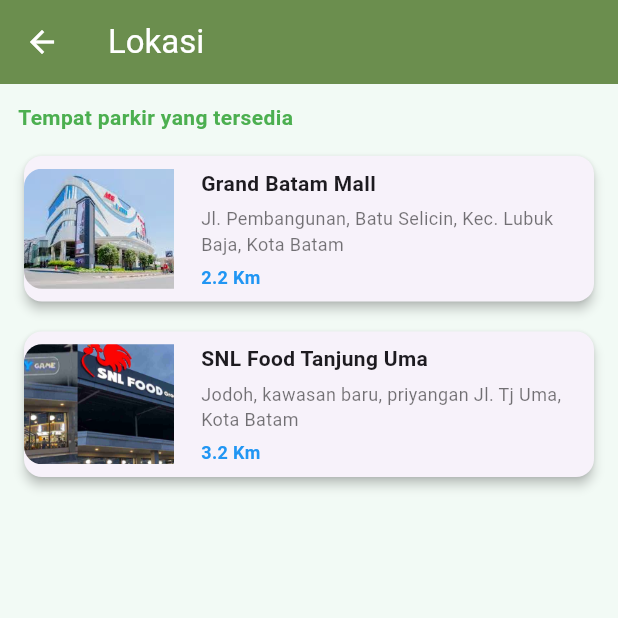
After one commit to anisyarahmawati1097/PBL-PARKEY, a Flutter app: the LokasiPage screen opened directly, on a phone screen of 412 x 824 dp, the top half of it. The commit adds this screen. Run offline on Flutter 3.47's test engine with Material 3 defaults, Android fonts, the phone set to English and light mode, and no system bars.

Commit message:
tambahan terbaru

```diff
--- /dev/null
+++ b/lib/lokasi.dart
@@ -0,0 +1,116 @@
+import 'package:flutter/material.dart';
+
+class LokasiPage extends StatelessWidget {
+  @override
+  Widget build(BuildContext context) {
+    return Scaffold(
+      backgroundColor: const Color(0xFFF2FAF5),
+      appBar: AppBar(
+        backgroundColor: const Color(0xFF6B8E4E),
+        elevation: 0,
+        leading: IconButton(
+          icon: const Icon(Icons.arrow_back, color: Colors.white),
+          onPressed: () {
+            Navigator.pop(context);
+          },
+        ),
+        title: const Text(
+          "Lokasi",
+          style: TextStyle(color: Colors.white),
+        ),
+      ),
+
+      // 🔥 pakai ListView biar scroll & tidak overflow
+      body: Padding(
+        padding: const EdgeInsets.all(12.0),
+        child: ListView(
+          children: [
+            const Text(
+              "Tempat parkir yang tersedia",
+              style: TextStyle(
+                fontSize: 14,
+                fontWeight: FontWeight.bold,
+                color: Colors.green,
+              ),
+            ),
+            const SizedBox(height: 12),
+
+            // --- Card Lokasi 1 ---
+            lokasiCard(
+              "Grand Batam Mall",
+              "Jl. Pembangunan, Batu Selicin, Kec. Lubuk Baja, Kota Batam",
+              "2.2 Km",
+              "assets/gm.jpeg",
+            ),
+
+            const SizedBox(height: 12),
+
+            // --- Card Lokasi 2 ---
+            lokasiCard(
+              "SNL Food Tanjung Uma",
+              "Jodoh, kawasan baru, priyangan Jl. Tj Uma, Kota Batam",
+              "3.2 Km",
+              "assets/snl.jpg",
+            ),
+          ],
+        ),
+      ),
+    );
+  }
+
+  // Widget untuk card lokasi
+  Widget lokasiCard(String nama, String alamat, String jarak, String assetGambar) {
+    return Card(
+      shape: RoundedRectangleBorder(borderRadius: BorderRadius.circular(12)),
+      elevation: 3,
+      child: Row(
+        children: [
+          ClipRRect(
+            borderRadius: const BorderRadius.only(
+              topLeft: Radius.circular(12),
+              bottomLeft: Radius.circular(12),
+            ),
+            child: Image.asset(
+              assetGambar, // ✅ ambil dari assets
+              width: 100,
+              height: 80,
+              fit: BoxFit.cover,
+            ),
+          ),
+          const SizedBox(width: 10),
+          Expanded(
+            child: Padding(
+              padding: const EdgeInsets.all(8.0),
+              child: Column(
+                crossAxisAlignment: CrossAxisAlignment.start,
+                children: [
+                  Text(
+                    nama,
+                    style: const TextStyle(
+                      fontWeight: FontWeight.bold,
+                      fontSize: 14,
+                    ),
+                  ),
+                  const SizedBox(height: 5),
+                  Text(
+                    alamat,
+                    style: const TextStyle(fontSize: 12, color: Colors.black54),
+                  ),
+                  const SizedBox(height: 5),
+                  Text(
+                    jarak,
+                    style: const TextStyle(
+                      fontSize: 12,
+                      fontWeight: FontWeight.bold,
+                      color: Colors.blue,
+                    ),
+                  ),
+                ],
+              ),
+            ),
+          )
+        ],
+      ),
+    );
+  }
+}
```
Also changed, not shown: lib/beranda.dart (+15 -6 lines), lib/itp.dart (added, +146 -0 lines), lib/web/dashboard_admin.dart (added, +46 -0 lines), lib/web/laporan_page.dart (added, +33 -0 lines), lib/web/login_admin.dart (added, +81 -0 lines), lib/web/lokasi_page.dart (added, +41 -0 lines), lib/web/pengendara_page.dart (added, +33 -0 lines), lib/web/widgets/header.dart (added, +31 -0 lines), lib/web/widgets/sidebar.dart (added, +45 -0 lines).
